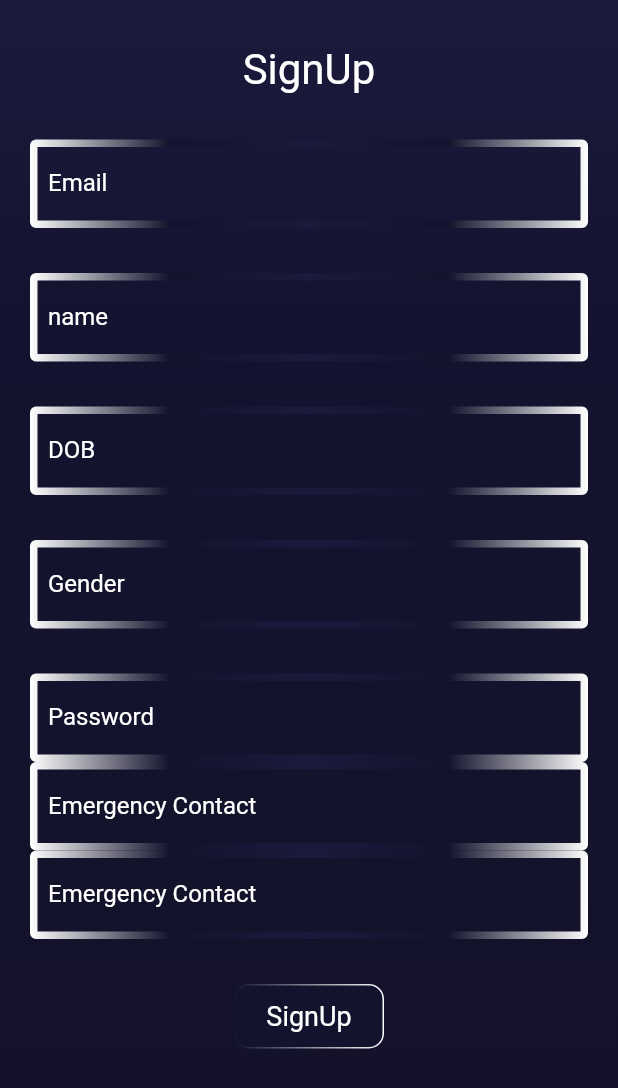
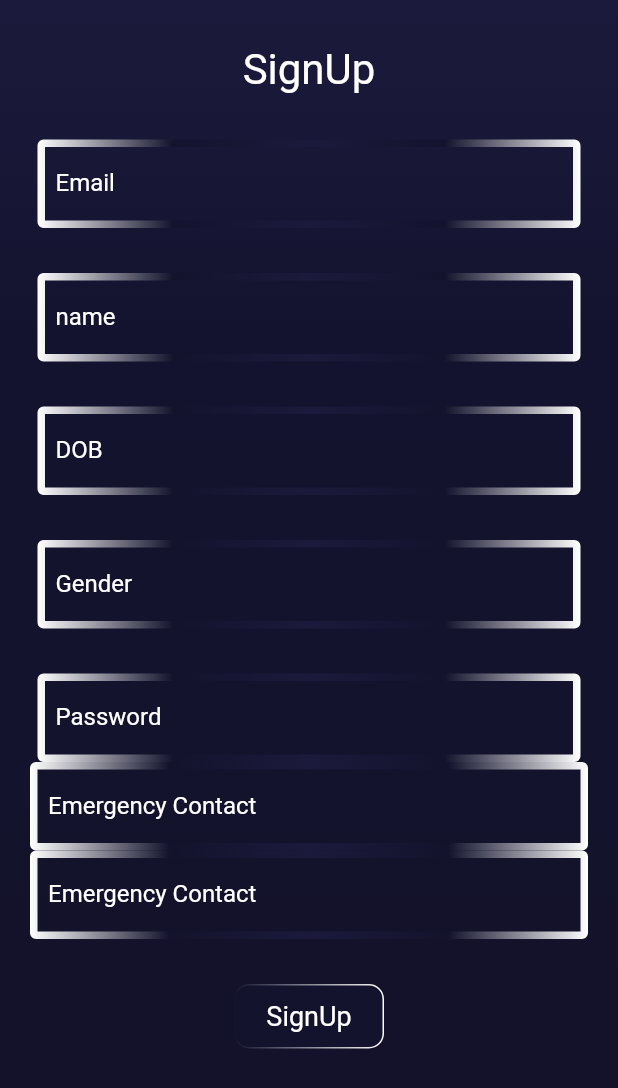
Before and after one commit to KrishChopra22/DriWary, a Flutter app: the SignupScreen screen opened directly with empty values, on a phone screen of 412 x 824 dp. Shown: the top 1088 px of the screen. Run offline on Flutter 3.47's test engine with Material 2 defaults, Android fonts, the phone set to English and light mode, and no system bars; our stand-ins replace audioplayers, camera, firebase_auth, firebase_core, firebase_database, fluttertoast and 4 more; missing offline and left inert: flutter_phone_direct_caller, flutter_sms, google_mlkit_face_detection; accounts and stored records are empty; network calls fail.

Commit message:
ok we will take care of it from now onwards

```diff
--- a/lib/screens/auth_screens/code_verify.dart
+++ b/lib/screens/auth_screens/code_verify.dart
@@ -56,7 +56,7 @@ class _verifyOtpState extends State<verifyOtp> {
                   height: 30,
                 ),
                 Padding(
-                  padding: const EdgeInsets.symmetric(horizontal: 20),
+                  padding: const EdgeInsets.symmetric(horizontal: 25),
                   child: TextFormField(
                     style: TextStyle(color: Colors.white),
                     cursorColor: Colors.white,
@@ -115,9 +115,10 @@ class _verifyOtpState extends State<verifyOtp> {
                           )
                       )
                   ),
+
                   child: Text('Verify',style: TextStyle(color: Colors.white,fontSize: 18),textAlign: TextAlign.center,),
                 ),
-                )
+                ),
               ],
             ),
           ),
--- a/lib/screens/auth_screens/phone_verify.dart
+++ b/lib/screens/auth_screens/phone_verify.dart
@@ -46,7 +46,7 @@ class PhoneVerify extends StatelessWidget {
                   ),
 
                   Padding(
-                    padding: const EdgeInsets.symmetric(horizontal: 20),
+                    padding: const EdgeInsets.symmetric(horizontal: 25),
                     child: TextFormField (
                       style: TextStyle(color: Colors.white),
                       keyboardType: TextInputType.phone,
--- a/lib/screens/auth_screens/signup_screen.dart
+++ b/lib/screens/auth_screens/signup_screen.dart
@@ -55,7 +55,7 @@ class SignupScreen extends StatelessWidget {
                     ),
 
                     Padding(
-                      padding: const EdgeInsets.symmetric(horizontal: 20),
+                      padding: const EdgeInsets.symmetric(horizontal: 25),
                       child: TextFormField (
                         style: TextStyle(color: Colors.white),
                         keyboardType: TextInputType.emailAddress,
@@ -95,7 +95,7 @@ class SignupScreen extends StatelessWidget {
                     ),
 
                     Padding(
-                      padding: const EdgeInsets.symmetric(horizontal: 20),
+                      padding: const EdgeInsets.symmetric(horizontal: 25),
                       child: TextFormField(
                         style: TextStyle(color: Colors.white),
                         cursorColor: Colors.white,
@@ -135,7 +135,7 @@ class SignupScreen extends StatelessWidget {
                     ),
 
                     Padding(
-                      padding: const EdgeInsets.symmetric(horizontal: 20),
+                      padding: const EdgeInsets.symmetric(horizontal: 25),
                       child: TextFormField (
                         style: TextStyle(color: Colors.white),
                         cursorColor: Colors.white,
@@ -175,7 +175,7 @@ class SignupScreen extends StatelessWidget {
                     ),
 
                     Padding(
-                      padding: const EdgeInsets.symmetric(horizontal: 20),
+                      padding: const EdgeInsets.symmetric(horizontal: 25),
                       child: TextFormField (
                         style: TextStyle(color: Colors.white),
                         cursorColor: Colors.white,
@@ -216,7 +216,7 @@ class SignupScreen extends StatelessWidget {
 
 
                     Padding(
-                      padding: const EdgeInsets.symmetric(horizontal: 20),
+                      padding: const EdgeInsets.symmetric(horizontal: 25),
                       child: TextFormField (
                         style: TextStyle(color: Colors.white),
                         cursorColor: Colors.white,
--- a/pubspec.yaml
+++ b/pubspec.yaml
@@ -52,7 +52,7 @@ dependencies:
   quickalert: ^1.0.1
   gradient_borders: ^1.0.0
   geolocator: ^9.0.2
-  geocoding: ^2.0.5
+#  geocoding: ^2.0.5
 
 
 dev_dependencies:
```
Also changed, not shown: lib/screens/dashboard.dart (+14 -5 lines), pubspec.lock.
